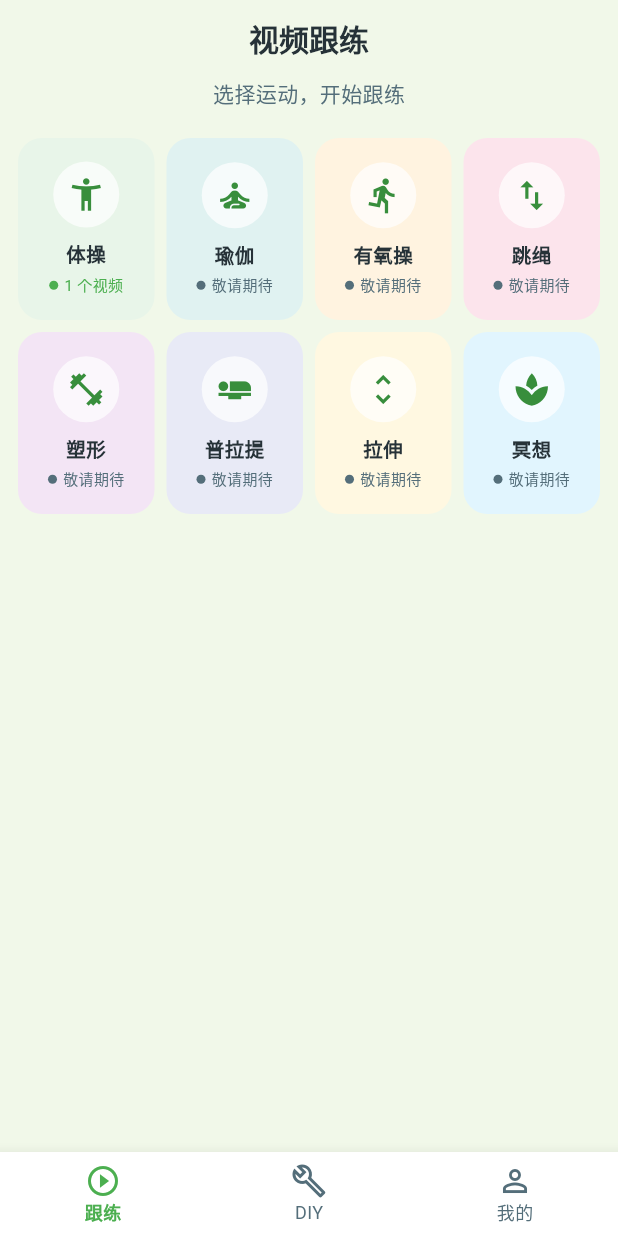
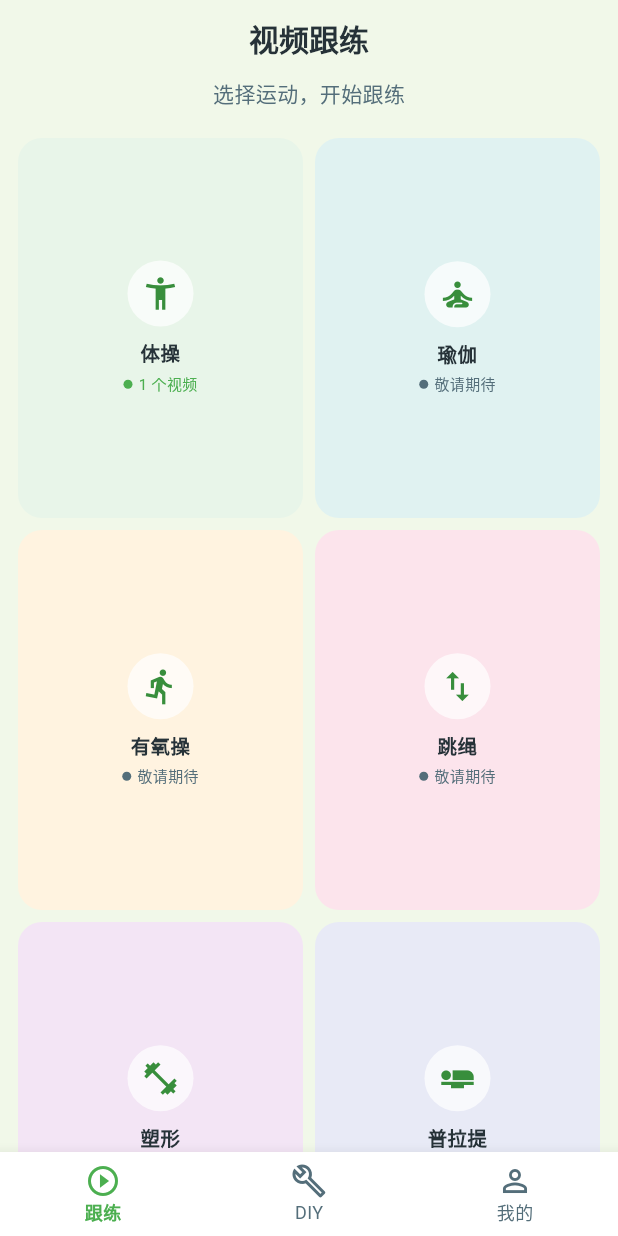
Before and after one commit to generaljxw/moveon, a Flutter app: the screen it shows after launch, on a phone screen of 412 x 824 dp. Run offline on Flutter 3.47's test engine with Material 3 defaults, Android fonts, the phone set to English and light mode, and no system bars; our stand-ins replace audioplayers, flutter_tts, shared_preferences, sqflite_common_ffi, video_player; missing offline and left inert: video_player_win; accounts and stored records are empty.

Commit message:
feat: make category grid responsive — 2 columns portrait, 4 landscape
Replaced hardcoded crossAxisCount: 4 with ResponsiveHelper.gridColumns(context) for the category grid in FollowHomeScreen.

- Added import for responsive_helper.dart
- Removed const from SliverGridDelegateWithFixedCrossAxisCount (now dynamic)
- All 91 tests pass

```diff
--- a/lib/screens/follow/follow_home_screen.dart
+++ b/lib/screens/follow/follow_home_screen.dart
@@ -6,6 +6,7 @@ import '../../services/category_service.dart';
 import '../../services/database_service.dart';
 import '../../state/auth_provider.dart';
 import '../../theme.dart';
+import '../../utils/responsive_helper.dart';
 import 'video_list_screen.dart';
 
 /// 跟练首页 — 8 种运动类型的彩色卡片网格
@@ -66,8 +67,8 @@ class _FollowHomeScreenState extends State<FollowHomeScreen> {
       ),
       body: GridView.builder(
         padding: const EdgeInsets.all(12),
-        gridDelegate: const SliverGridDelegateWithFixedCrossAxisCount(
-          crossAxisCount: 4,
+        gridDelegate: SliverGridDelegateWithFixedCrossAxisCount(
+          crossAxisCount: ResponsiveHelper.gridColumns(context),
           crossAxisSpacing: 8,
           mainAxisSpacing: 8,
           childAspectRatio: 0.75,
```
